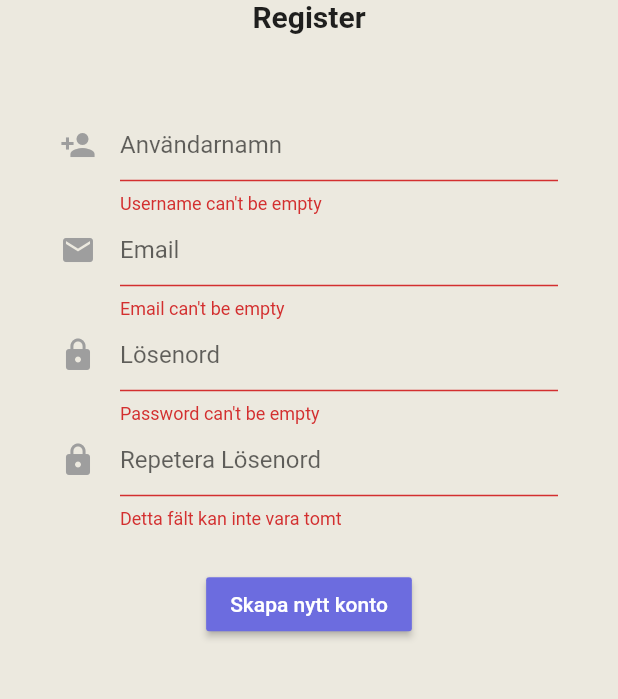
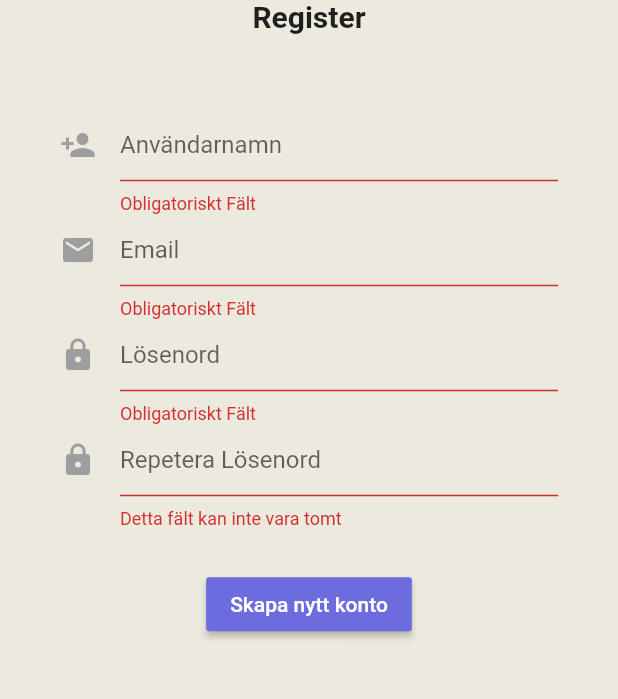
Before and after one commit to ajamlou/Zigma-frontend, a Flutter app: the RegisterPage screen opened directly, after a tap on "Skapa nytt konto", on a phone screen of 412 x 824 dp, the part 369-1068 px from its top. Run offline on Flutter 3.47's test engine with Material 2 defaults, Android fonts, the light colour scheme and no system bars; our stand-ins replace image_picker; missing offline and left inert: material_search; accounts and stored records are empty; network calls fail.

Commit message:
livet är svårt

```diff
--- a/lib/pages/RegisterPage.dart
+++ b/lib/pages/RegisterPage.dart
@@ -113,7 +113,7 @@ class RegisterPageState extends State<RegisterPage> {
                             ),
                           ),
                           validator: (value) =>
-                              value.isEmpty ? 'Username can\'t be empty' : null,
+                              value.isEmpty ? 'Obligatoriskt Fält' : null,
                           onSaved: (value) => _userName = value,
                         ),
                         TextFormField(
@@ -128,7 +128,7 @@ class RegisterPageState extends State<RegisterPage> {
                             ),
                           ),
                           validator: (value) =>
-                              value.isEmpty ? 'Email can\'t be empty' : null,
+                              value.isEmpty ? 'Obligatoriskt Fält' : null,
                           onSaved: (value) => _userEmail = value,
                         ),
                         TextFormField(
@@ -143,7 +143,7 @@ class RegisterPageState extends State<RegisterPage> {
                                 color: Colors.grey,
                               )),
                           validator: (value) =>
-                              value.isEmpty ? 'Password can\'t be empty' : null,
+                              value.isEmpty ? 'Obligatoriskt Fält' : null,
                           onSaved: (value) => _password = value,
                         ),
                         Container(
@@ -173,7 +173,7 @@ class RegisterPageState extends State<RegisterPage> {
                       ? ''
                       : (_success
                           ? _userName+" är nu registrerad"
-                          : 'Register failed')),
+                          : 'Registreringen misslyckades')),
                 ),
                 Padding(
                   padding: const EdgeInsets.only(top: 10.0),
@@ -188,7 +188,7 @@ class RegisterPageState extends State<RegisterPage> {
                             .user
                             .register(_userEmail, _userName, _password);
                         setState(() {});
-                      } else {}
+                      }
                     },
                   ),
                 ),
--- a/lib/pages/advert.dart
+++ b/lib/pages/advert.dart
@@ -67,7 +67,7 @@ class AdvertList {
     streamController = StreamController.broadcast();
     print("im in Advert List Load function");
     streamController.stream.listen((a) => list.add(a));
-    String url = "https://5eef8986.ngrok.io/adverts/adverts/?format=json";
+    String url = "https://2e2bedf4.ngrok.io/adverts/adverts/?format=json";
     var client = http.Client();
     var req = http.Request('get', Uri.parse(url));
     await load(streamController, client, req);
--- a/lib/pages/advert_creation.dart
+++ b/lib/pages/advert_creation.dart
@@ -242,7 +242,7 @@ class AdvertCreationState extends State<AdvertCreation>
     Advert _newAd = new Advert(_title, _price, _author, _isbn, _contactInfo);
     var data = json.encode(_newAd);
     print(data);
-    String postURL = "https://5eef8986.ngrok.io/adverts/adverts/?format=json";
+    String postURL = "https://2e2bedf4.ngrok.io/adverts/adverts/?format=json";
     return await http.post(Uri.encodeFull(postURL), body: data, headers: {
       "Accept": "application/json",
       "content-type": "application/json",
--- a/lib/pages/user.dart
+++ b/lib/pages/user.dart
@@ -74,7 +74,7 @@ class UserMethodBody {
     UserCreation _newUser = new UserCreation(email, username, password);
     var data = json.encode(_newUser);
     print(data);
-    String postURL = "https://5eef8986.ngrok.io/users/create-user/?format=json";
+    String postURL = "https://2e2bedf4.ngrok.io/users/create-user/?format=json";
     var response =  await http.post(Uri.encodeFull(postURL), body: data, headers: {
       "Accept": "application/json",
       "content-type": "application/json"
```
